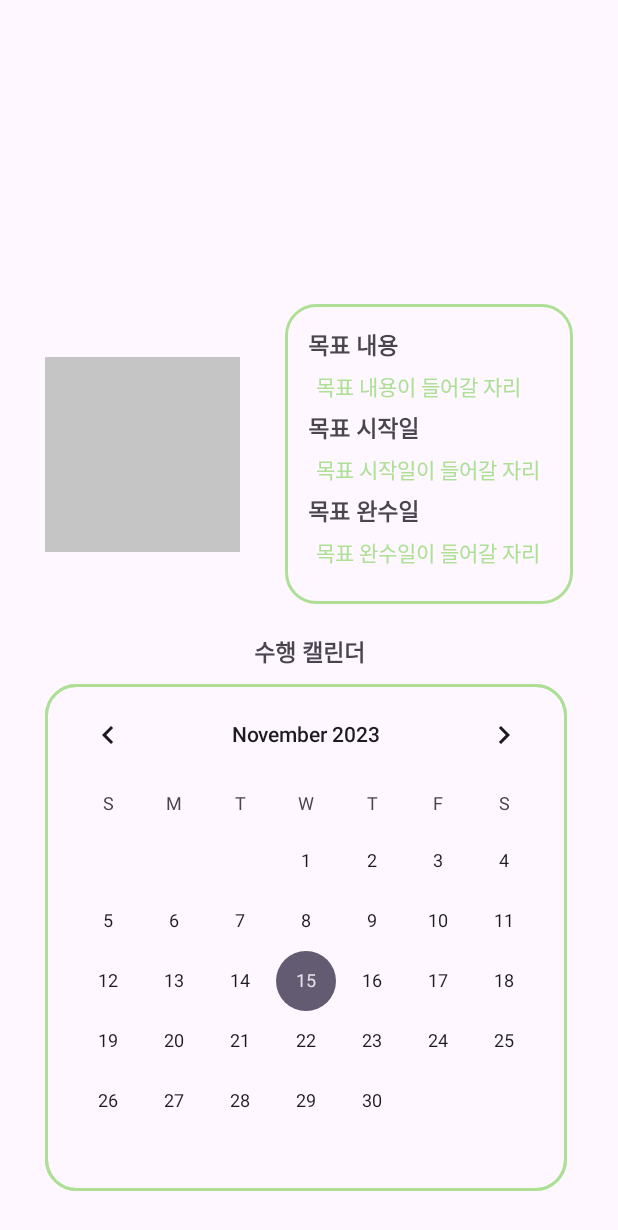
After one commit to MST-planning/MotiMates, an Android app: the fragment MyFlower shown on its own in the app's theme, on a phone screen of 412 x 824 dp. The commit adds this screen. Shown: the top 1230 px of the screen. Run offline under Robolectric (Android 15) with nearby library versions, the phone set to English and light mode, and no system bars.

Commit message:
목표 달성 메인/ 목표 달성/ 꽃밭/ 꽃/+네비게이션 메뉴
- 목표 달성 메인(AchievementMain)/ 목표 달성(Achievement)/ 꽃밭(MyGarden)/ 꽃(Myflower): 각각 프래그먼트와 xml 추가

- menu_navigation.xml, navigation_header.xml: 네비게이션 헤더, 메뉴 (mainactivity에 연결 필요)

- colors.xml/ themes.xml: maincolor, subcolor 추가(이미 있다면 삭제)

- layout_edge.xml: view 테두리(이미 있다면 삭제)

- 이미지들: 예시로 넣어뒀습니다... 추후 수정됩니다...

```diff
--- a/app/build.gradle.kts
+++ b/app/build.gradle.kts
@@ -5,7 +5,7 @@ plugins {
 
 android {
     namespace = "com.example.motimates"
-    compileSdk = 33
+    compileSdk = 34
 
     defaultConfig {
         applicationId = "com.example.motimates"
--- /dev/null
+++ b/app/src/main/java/com/example/motimates/MyFlower.kt
@@ -0,0 +1,59 @@
+package com.example.motimates
+
+import android.os.Bundle
+import androidx.fragment.app.Fragment
+import android.view.LayoutInflater
+import android.view.View
+import android.view.ViewGroup
+
+// TODO: Rename parameter arguments, choose names that match
+// the fragment initialization parameters, e.g. ARG_ITEM_NUMBER
+private const val ARG_PARAM1 = "param1"
+private const val ARG_PARAM2 = "param2"
+
+/**
+ * A simple [Fragment] subclass.
+ * Use the [MyFlower.newInstance] factory method to
+ * create an instance of this fragment.
+ */
+class MyFlower : Fragment() {
+    // TODO: Rename and change types of parameters
+    private var param1: String? = null
+    private var param2: String? = null
+
+    override fun onCreate(savedInstanceState: Bundle?) {
+        super.onCreate(savedInstanceState)
+        arguments?.let {
+            param1 = it.getString(ARG_PARAM1)
+            param2 = it.getString(ARG_PARAM2)
+        }
+    }
+
+    override fun onCreateView(
+        inflater: LayoutInflater, container: ViewGroup?,
+        savedInstanceState: Bundle?
+    ): View? {
+        // Inflate the layout for this fragment
+        return inflater.inflate(R.layout.fragment_my_flower, container, false)
+    }
+
+    companion object {
+        /**
+         * Use this factory method to create a new instance of
+         * this fragment using the provided parameters.
+         *
+         * @param param1 Parameter 1.
+         * @param param2 Parameter 2.
+         * @return A new instance of fragment MyFlower.
+         */
+        // TODO: Rename and change types and number of parameters
+        @JvmStatic
+        fun newInstance(param1: String, param2: String) =
+            MyFlower().apply {
+                arguments = Bundle().apply {
+                    putString(ARG_PARAM1, param1)
+                    putString(ARG_PARAM2, param2)
+                }
+            }
+    }
+}
--- /dev/null
+++ b/app/src/main/res/drawable/layout_edge.xml
@@ -0,0 +1,11 @@
+<?xml version="1.0" encoding="utf-8"?>
+<selector xmlns:android="http://schemas.android.com/apk/res/android">
+<item>
+    <shape android:shape="rectangle">
+        <stroke
+            android:width="2dp"
+            android:color="@color/MainColor" />
+        <corners android:radius="20dp" />
+    </shape>
+</item>
+</selector>
--- /dev/null
+++ b/app/src/main/res/layout/fragment_my_flower.xml
@@ -0,0 +1,78 @@
+<?xml version="1.0" encoding="utf-8"?>
+<LinearLayout xmlns:android="http://schemas.android.com/apk/res/android"
+    xmlns:tools="http://schemas.android.com/tools"
+    android:layout_width="match_parent"
+    android:layout_height="match_parent"
+    tools:context=".MyFlower"
+    android:orientation="vertical"
+    android:layout_margin="30dp"
+    android:gravity="bottom">
+
+    <LinearLayout
+        android:layout_width="match_parent"
+        android:layout_height="wrap_content"
+        android:orientation="horizontal">
+        <ImageView
+            android:layout_width="130sp"
+            android:layout_height="200sp"
+            android:src="@drawable/example_image"/> //꽃이 들어갈 자리
+        <LinearLayout
+            android:layout_width="match_parent"
+            android:layout_height="200dp"
+            android:background="@drawable/layout_edge"
+            android:orientation="vertical"
+            android:padding="15dp"
+            android:layout_marginLeft="30dp">
+            <TextView
+                android:layout_width="match_parent"
+                android:layout_height="wrap_content"
+                android:text="목표 내용"
+                android:textStyle="bold"
+                android:textSize="15sp"/>
+            <TextView
+                android:layout_width="match_parent"
+                android:layout_height="wrap_content"
+                android:layout_margin="5dp"
+                android:text="목표 내용이 들어갈 자리"
+                android:textColor="@color/MainColor"/>
+            <TextView
+                android:layout_width="match_parent"
+                android:layout_height="wrap_content"
+                android:text="목표 시작일"
+                android:textStyle="bold"
+                android:textSize="15sp"/>
+            <TextView
+                android:layout_width="match_parent"
+                android:layout_height="wrap_content"
+                android:layout_margin="5dp"
+                android:text="목표 시작일이 들어갈 자리"
+                android:textColor="@color/MainColor"/>
+            <TextView
+                android:layout_width="match_parent"
+                android:layout_height="wrap_content"
+                android:text="목표 완수일"
+                android:textStyle="bold"
+                android:textSize="15sp"/>
+            <TextView
+                android:layout_width="match_parent"
+                android:layout_height="wrap_content"
+                android:layout_margin="5dp"
+                android:text="목표 완수일이 들어갈 자리"
+                android:textColor="@color/MainColor"/>
+        </LinearLayout>
+    </LinearLayout>
+    <TextView
+        android:layout_width="match_parent"
+        android:layout_height="wrap_content"
+        android:layout_marginTop="20dp"
+        android:layout_marginBottom="10dp"
+        android:text="수행 캘린더"
+        android:textStyle="bold"
+        android:textSize="15sp"
+        android:gravity="center"/>
+    <CalendarView
+        android:layout_width="wrap_content"
+        android:layout_height="wrap_content"
+        android:background="@drawable/layout_edge">
+    </CalendarView>
+</LinearLayout>
--- a/app/src/main/res/values/colors.xml
+++ b/app/src/main/res/values/colors.xml
@@ -2,4 +2,6 @@
 <resources>
     <color name="black">#FF000000</color>
     <color name="white">#FFFFFFFF</color>
+    <color name="MainColor">#ade095</color>
+    <color name="SubColor">#85c567</color>
 </resources>
--- a/app/src/main/res/values/strings.xml
+++ b/app/src/main/res/values/strings.xml
@@ -1,3 +1,8 @@
 <resources>
     <string name="app_name">motimates</string>
+    <string name="my_garden">나의 꽃밭으로 가기</string>
+    <string name="upload_image">인증 사진 올리기</string>
+    <string name="modify_image">인증 사진 수정하기</string>
+    <!-- TODO: Remove or change this placeholder text -->
+    <string name="hello_blank_fragment">Hello blank fragment</string>
 </resources>
--- a/app/src/main/res/values/themes.xml
+++ b/app/src/main/res/values/themes.xml
@@ -3,6 +3,8 @@
     <style name="Base.Theme.Motimates" parent="Theme.Material3.DayNight.NoActionBar">
         <!-- Customize your light theme here. -->
         <!-- <item name="colorPrimary">@color/my_light_primary</item> -->
+        <item name="colorPrimary">@color/MainColor</item>
+        <item name="colorPrimaryVariant">@color/SubColor</item>
     </style>
 
     <style name="Theme.Motimates" parent="Base.Theme.Motimates" />
```
Also changed, not shown: app/src/main/java/com/example/motimates/Achievement.kt (added, +59 -0 lines), app/src/main/java/com/example/motimates/AchievementMain.kt (added, +59 -0 lines), app/src/main/java/com/example/motimates/MyGarden.kt (added, +59 -0 lines), app/src/main/res/layout/fragment_achievement.xml (added, +71 -0 lines), app/src/main/res/layout/fragment_achievement_main.xml (added, +31 -0 lines), app/src/main/res/layout/fragment_my_garden.xml (added, +19 -0 lines), app/src/main/res/layout/navigation_header.xml (added, +15 -0 lines), app/src/main/res/menu/menu_navigation.xml (added, +18 -0 lines), app/src/main/res/drawable/example_image.png (added), app/src/main/res/drawable/garden.png (added).
